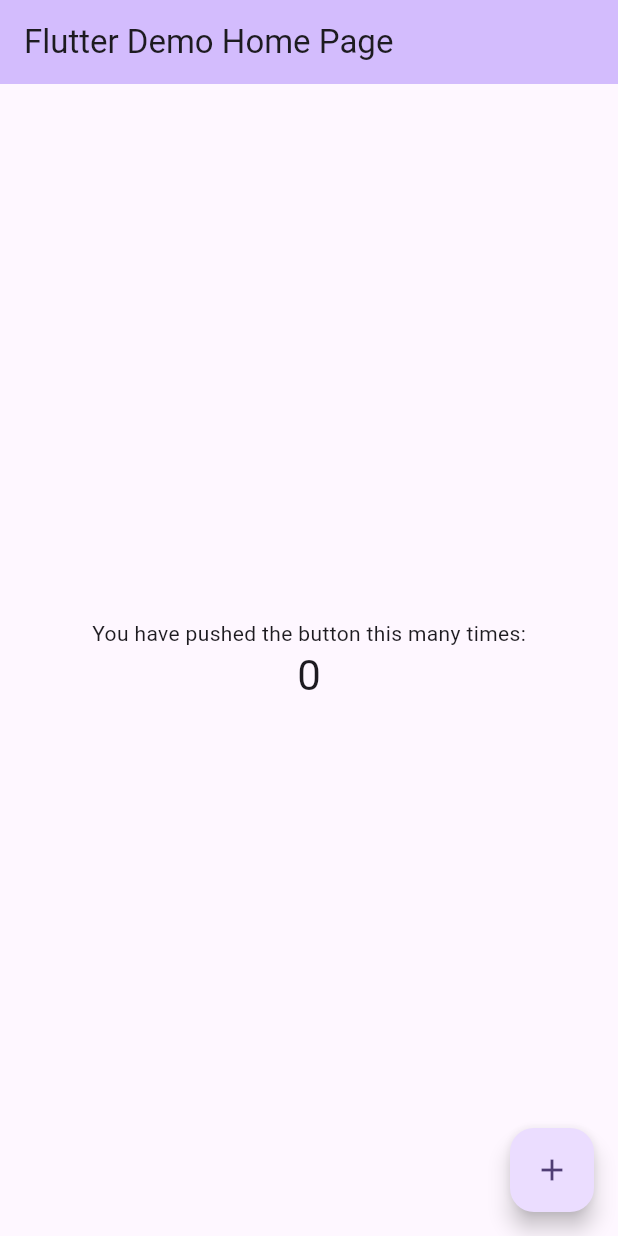
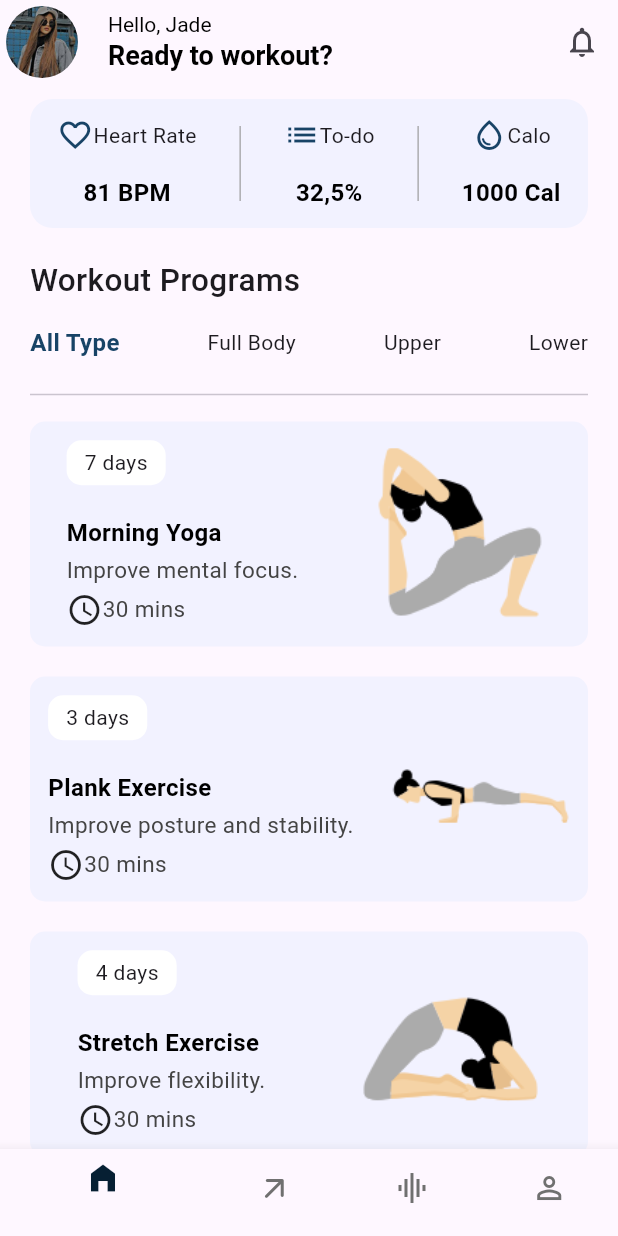
Before and after one commit to fahricandurucan/design2_fl_hero_games, a Flutter app: the screen it shows after launch, on a phone screen of 412 x 824 dp. Run offline on Flutter 3.47's test engine with Material 2 defaults, Android fonts, the phone set to English and light mode, and no system bars.

Commit message:
design is started

```diff
--- a/lib/main.dart
+++ b/lib/main.dart
@@ -1,3 +1,4 @@
+import 'package:design2_fl_hero_games/pages/home_page.dart';
 import 'package:flutter/material.dart';
 
 void main() {
@@ -11,115 +12,13 @@ class MyApp extends StatelessWidget {
   @override
   Widget build(BuildContext context) {
     return MaterialApp(
+      debugShowCheckedModeBanner: false,
       title: 'Flutter Demo',
       theme: ThemeData(
-        // This is the theme of your application.
-        //
-        // TRY THIS: Try running your application with "flutter run". You'll see
-        // the application has a blue toolbar. Then, without quitting the app,
-        // try changing the seedColor in the colorScheme below to Colors.green
-        // and then invoke "hot reload" (save your changes or press the "hot
-        // reload" button in a Flutter-supported IDE, or press "r" if you used
-        // the command line to start the app).
-        //
-        // Notice that the counter didn't reset back to zero; the application
-        // state is not lost during the reload. To reset the state, use hot
-        // restart instead.
-        //
-        // This works for code too, not just values: Most code changes can be
-        // tested with just a hot reload.
         colorScheme: ColorScheme.fromSeed(seedColor: Colors.deepPurple),
         useMaterial3: true,
       ),
-      home: const MyHomePage(title: 'Flutter Demo Home Page'),
+      home: const HomePage(),
     );
   }
 }
-
-class MyHomePage extends StatefulWidget {
-  const MyHomePage({super.key, required this.title});
-
-  // This widget is the home page of your application. It is stateful, meaning
-  // that it has a State object (defined below) that contains fields that affect
-  // how it looks.
-
-  // This class is the configuration for the state. It holds the values (in this
-  // case the title) provided by the parent (in this case the App widget) and
-  // used by the build method of the State. Fields in a Widget subclass are
-  // always marked "final".
-
-  final String title;
-
-  @override
-  State<MyHomePage> createState() => _MyHomePageState();
-}
-
-class _MyHomePageState extends State<MyHomePage> {
-  int _counter = 0;
-
-  void _incrementCounter() {
-    setState(() {
-      // This call to setState tells the Flutter framework that something has
-      // changed in this State, which causes it to rerun the build method below
-      // so that the display can reflect the updated values. If we changed
-      // _counter without calling setState(), then the build method would not be
-      // called again, and so nothing would appear to happen.
-      _counter++;
-    });
-  }
-
-  @override
-  Widget build(BuildContext context) {
-    // This method is rerun every time setState is called, for instance as done
-    // by the _incrementCounter method above.
-    //
-    // The Flutter framework has been optimized to make rerunning build methods
-    // fast, so that you can just rebuild anything that needs updating rather
-    // than having to individually change instances of widgets.
-    return Scaffold(
-      appBar: AppBar(
-        // TRY THIS: Try changing the color here to a specific color (to
-        // Colors.amber, perhaps?) and trigger a hot reload to see the AppBar
-        // change color while the other colors stay the same.
-        backgroundColor: Theme.of(context).colorScheme.inversePrimary,
-        // Here we take the value from the MyHomePage object that was created by
-        // the App.build method, and use it to set our appbar title.
-        title: Text(widget.title),
-      ),
-      body: Center(
-        // Center is a layout widget. It takes a single child and positions it
-        // in the middle of the parent.
-        child: Column(
-          // Column is also a layout widget. It takes a list of children and
-          // arranges them vertically. By default, it sizes itself to fit its
-          // children horizontally, and tries to be as tall as its parent.
-          //
-          // Column has various properties to control how it sizes itself and
-          // how it positions its children. Here we use mainAxisAlignment to
-          // center the children vertically; the main axis here is the vertical
-          // axis because Columns are vertical (the cross axis would be
-          // horizontal).
-          //
-          // TRY THIS: Invoke "debug painting" (choose the "Toggle Debug Paint"
-          // action in the IDE, or press "p" in the console), to see the
-          // wireframe for each widget.
-          mainAxisAlignment: MainAxisAlignment.center,
-          children: <Widget>[
-            const Text(
-              'You have pushed the button this many times:',
-            ),
-            Text(
-              '$_counter',
-              style: Theme.of(context).textTheme.headlineMedium,
-            ),
-          ],
-        ),
-      ),
-      floatingActionButton: FloatingActionButton(
-        onPressed: _incrementCounter,
-        tooltip: 'Increment',
-        child: const Icon(Icons.add),
-      ), // This trailing comma makes auto-formatting nicer for build methods.
-    );
-  }
-}
--- /dev/null
+++ b/lib/models/all_type_model.dart
@@ -0,0 +1,14 @@
+class AllTypeModel {
+  final String title;
+  final String day;
+  final String description;
+  final String time;
+  final String image;
+
+  AllTypeModel(
+      {required this.title,
+      required this.day,
+      required this.description,
+      required this.time,
+      required this.image});
+}
--- /dev/null
+++ b/lib/pages/home_page.dart
@@ -0,0 +1,94 @@
+import 'package:design2_fl_hero_games/utils/const.dart';
+import 'package:design2_fl_hero_games/utils/theme.dart';
+import 'package:design2_fl_hero_games/widgets/all_type_widget.dart';
+import 'package:design2_fl_hero_games/widgets/bottom_nav_bar_widget.dart';
+import 'package:design2_fl_hero_games/widgets/health_value_widget.dart';
+import 'package:flutter/material.dart';
+
+class HomePage extends StatelessWidget {
+  const HomePage({super.key});
+
+  @override
+  Widget build(BuildContext context) {
+    return Scaffold(
+      appBar: AppBar(
+        leading: Padding(
+          padding: const EdgeInsets.all(4),
+          child: ClipRRect(
+            borderRadius: const BorderRadius.all(Radius.circular(30)),
+            child: Container(
+              height: 20,
+              width: 20,
+              decoration: const BoxDecoration(borderRadius: BorderRadius.all(Radius.circular(30))),
+              child: Image.asset(
+                "assets/profile.jpg",
+                fit: BoxFit.cover,
+              ),
+            ),
+          ),
+        ),
+        title: Column(
+          crossAxisAlignment: CrossAxisAlignment.start,
+          children: [
+            Text(
+              "Hello, Jade",
+              style: Styles.subtitle,
+            ),
+            Text("Ready to workout?", style: Styles.title),
+          ],
+        ),
+        actions: [IconButton(onPressed: () {}, icon: const Icon(Icons.notifications_outlined))],
+      ),
+      body: Column(
+        children: [
+          const HealthValueWidget(),
+          const SizedBox(
+            height: 10,
+          ),
+          Padding(
+            padding: const EdgeInsets.symmetric(horizontal: 20),
+            child: Row(
+              mainAxisAlignment: MainAxisAlignment.start,
+              children: [
+                Text(
+                  "Workout Programs",
+                  style: Styles.bigTitle,
+                ),
+              ],
+            ),
+          ),
+          Padding(
+            padding: const EdgeInsets.symmetric(horizontal: 20, vertical: 15),
+            child: Row(
+              mainAxisAlignment: MainAxisAlignment.spaceBetween,
+              children: [
+                Text(
+                  "All Type",
+                  style: Styles.biggerSubtitle2,
+                ),
+                const Text("Full Body"),
+                const Text("Upper"),
+                const Text("Lower"),
+              ],
+            ),
+          ),
+          const Padding(
+            padding: EdgeInsets.symmetric(horizontal: 20),
+            child: Divider(),
+          ),
+          Expanded(
+            child: ListView.builder(
+                itemCount: Const.allTypeList.length,
+                itemBuilder: (context, index) {
+                  final workout = Const.allTypeList[index];
+                  return AllTypeWidget(
+                    workout: workout,
+                  );
+                }),
+          )
+        ],
+      ),
+      bottomNavigationBar: const BottomNavBarWidget(),
+    );
+  }
+}
--- /dev/null
+++ b/lib/utils/const.dart
@@ -0,0 +1,24 @@
+import 'package:design2_fl_hero_games/models/all_type_model.dart';
+
+class Const {
+  static List<AllTypeModel> allTypeList = <AllTypeModel>[
+    AllTypeModel(
+        title: "Morning Yoga",
+        day: "7 days",
+        description: "Improve mental focus.",
+        time: "30 mins",
+        image: "yoga.png"),
+    AllTypeModel(
+        title: "Plank Exercise",
+        day: "3 days",
+        description: "Improve posture and stability.",
+        time: "30 mins",
+        image: "plank.png"),
+    AllTypeModel(
+        title: "Stretch Exercise",
+        day: "4 days",
+        description: "Improve flexibility.",
+        time: "30 mins",
+        image: "stretching.png"),
+  ];
+}
--- /dev/null
+++ b/lib/utils/theme.dart
@@ -0,0 +1,78 @@
+import 'package:flutter/material.dart';
+
+class CColors {
+  static const mainColor = Color(0xff0078D4);
+  static const white = Colors.white;
+  static const textColor = Color(0xffCECECE);
+  static const backgroundcolor = Color(0xff161616);
+  static const iconColor = Color.fromARGB(255, 112, 112, 112);
+  static const foregroundBlack = Color(0xff202020);
+  static const subtitleColor = Color(0xff979797);
+  static const sideColor = Color(0x4cb7b7b3);
+  static const black = Colors.black;
+  static const green = Colors.green;
+  static const orange = Colors.orange;
+  static const red = Colors.red;
+  static const tagColor = Color(0xffD9D9D9);
+  static const logoRed = Color(0xffe75236);
+  static const logoOrange = Color(0xffe68c35);
+  static const logoYellow1 = Color(0xffdbae34);
+  static const logoYellow2 = Color(0xffbece34);
+  static const darkBlue = Color(0xFF061F33);
+  static const backgroundColor = Color.fromARGB(255, 242, 242, 255);
+  static const dividerColor = Color.fromARGB(255, 172, 172, 175);
+  static const healthIconColor = Color.fromARGB(255, 24, 67, 102);
+  static const Map<int, Color> primarySwatchColors = {
+    50: Color.fromRGBO(0, 120, 212, .1),
+    100: Color.fromRGBO(0, 120, 212, .2),
+    200: Color.fromRGBO(0, 120, 212, .3),
+    300: Color.fromRGBO(0, 120, 212, .4),
+    400: Color.fromRGBO(0, 120, 212, .5),
+    500: Color.fromRGBO(0, 120, 212, .6),
+    600: Color.fromRGBO(0, 120, 212, .7),
+    700: Color.fromRGBO(0, 120, 212, .8),
+    800: Color.fromRGBO(0, 120, 212, .9),
+    900: Color.fromRGBO(0, 120, 212, 1),
+  };
+
+  static const primarySwatch = MaterialColor(0xff0078D4, primarySwatchColors);
+}
+
+class Styles {
+  static TextStyle get evenBiggerTitle => const TextStyle(
+        fontSize: 36,
+        fontWeight: FontWeight.w500,
+      );
+
+  static TextStyle get biggerTitle => const TextStyle(
+        fontSize: 24,
+        fontWeight: FontWeight.w500,
+      );
+  static TextStyle get biggerSubtitle => const TextStyle(
+        fontSize: 16,
+        fontWeight: FontWeight.bold,
+        color: CColors.black,
+      );
+  static TextStyle get biggerSubtitle2 => const TextStyle(
+        fontSize: 16,
+        fontWeight: FontWeight.bold,
+        color: CColors.healthIconColor,
+      );
+
+  static TextStyle get bigTitle => const TextStyle(
+        fontSize: 21,
+        fontWeight: FontWeight.w500,
+      );
+  static TextStyle get title =>
+      const TextStyle(fontSize: 18, fontWeight: FontWeight.bold, color: CColors.black);
+  static TextStyle get subtitle => const TextStyle(
+        fontSize: 14,
+        color: CColors.black,
+      );
+
+  static TextStyle get description => const TextStyle(
+        fontSize: 15,
+        height: 1.23,
+        color: Color.fromARGB(255, 68, 68, 68),
+      );
+}
--- /dev/null
+++ b/lib/widgets/all_type_widget.dart
@@ -0,0 +1,78 @@
+import 'package:design2_fl_hero_games/models/all_type_model.dart';
+import 'package:design2_fl_hero_games/utils/theme.dart';
+import 'package:flutter/material.dart';
+
+class AllTypeWidget extends StatelessWidget {
+  final AllTypeModel workout;
+  const AllTypeWidget({super.key, required this.workout});
+
+  @override
+  Widget build(BuildContext context) {
+    return Padding(
+      padding: const EdgeInsets.symmetric(vertical: 10, horizontal: 20),
+      child: Container(
+        width: double.infinity,
+        height: 150,
+        decoration: const BoxDecoration(
+          borderRadius: BorderRadius.all(
+            Radius.circular(10),
+          ),
+          color: CColors.backgroundColor,
+        ),
+        child: Row(
+          mainAxisAlignment: MainAxisAlignment.spaceAround,
+          children: [
+            Column(
+              mainAxisAlignment: MainAxisAlignment.center,
+              crossAxisAlignment: CrossAxisAlignment.start,
+              children: [
+                Container(
+                  decoration: const BoxDecoration(
+                    borderRadius: BorderRadius.all(Radius.circular(10)),
+                    color: CColors.white,
+                  ),
+                  child: Padding(
+                    padding: const EdgeInsets.symmetric(horizontal: 12, vertical: 5),
+                    child: Text(workout.day),
+                  ),
+                ),
+                const SizedBox(
+                  height: 20,
+                ),
+                Text(
+                  workout.title,
+                  style: Styles.biggerSubtitle,
+                ),
+                const SizedBox(
+                  height: 5,
+                ),
+                Text(
+                  workout.description,
+                  style: Styles.description,
+                ),
+                const SizedBox(
+                  height: 5,
+                ),
+                Row(
+                  children: [
+                    const Icon(
+                      Icons.access_time,
+                    ),
+                    Text(
+                      workout.time,
+                      style: Styles.description,
+                    ),
+                  ],
+                ),
+              ],
+            ),
+            Image.asset(
+              "assets/${workout.image}",
+              height: 120,
+            ),
+          ],
+        ),
+      ),
+    );
+  }
+}
--- /dev/null
+++ b/lib/widgets/bottom_nav_bar_widget.dart
@@ -0,0 +1,36 @@
+import 'package:design2_fl_hero_games/utils/theme.dart';
+import 'package:flutter/material.dart';
+
+class BottomNavBarWidget extends StatelessWidget {
+  const BottomNavBarWidget({super.key});
+
+  @override
+  Widget build(BuildContext context) {
+    return BottomNavigationBar(items: const [
+      BottomNavigationBarItem(
+          label: "a",
+          icon: Icon(
+            Icons.home_filled,
+            color: CColors.darkBlue,
+          )),
+      BottomNavigationBarItem(
+          label: "b",
+          icon: Icon(
+            Icons.arrow_outward_rounded,
+            color: CColors.iconColor,
+          )),
+      BottomNavigationBarItem(
+          label: "c",
+          icon: Icon(
+            Icons.graphic_eq,
+            color: CColors.iconColor,
+          )),
+      BottomNavigationBarItem(
+          label: "d",
+          icon: Icon(
+            Icons.person_outline_sharp,
+            color: CColors.iconColor,
+          )),
+    ]);
+  }
+}
--- /dev/null
+++ b/lib/widgets/health_value_widget.dart
@@ -0,0 +1,85 @@
+import 'package:design2_fl_hero_games/utils/theme.dart';
+import 'package:design2_fl_hero_games/widgets/my_divider_widget.dart';
+import 'package:flutter/material.dart';
+
+class HealthValueWidget extends StatelessWidget {
+  const HealthValueWidget({super.key});
+
+  @override
+  Widget build(BuildContext context) {
+    return Padding(
+      padding: const EdgeInsets.symmetric(vertical: 10, horizontal: 20),
+      child: Container(
+        width: double.infinity,
+        decoration: const BoxDecoration(
+          color: CColors.backgroundColor,
+          borderRadius: BorderRadius.all(Radius.circular(15)),
+        ),
+        child: Row(
+          mainAxisAlignment: MainAxisAlignment.spaceAround,
+          children: [
+            Padding(
+              padding: const EdgeInsets.symmetric(horizontal: 8, vertical: 12),
+              child: Column(
+                children: [
+                  const Row(
+                    children: [
+                      Icon(Icons.favorite_border, color: CColors.healthIconColor),
+                      Text("Heart Rate")
+                    ],
+                  ),
+                  const SizedBox(
+                    height: 15,
+                  ),
+                  Text(
+                    "81 BPM",
+                    style: Styles.biggerSubtitle,
+                  ),
+                ],
+              ),
+            ),
+            const MyDividerWidget(),
+            Padding(
+              padding: const EdgeInsets.symmetric(horizontal: 8, vertical: 12),
+              child: Column(
+                children: [
+                  const Row(
+                    children: [Icon(Icons.list, color: CColors.healthIconColor), Text("To-do")],
+                  ),
+                  const SizedBox(
+                    height: 15,
+                  ),
+                  Text(
+                    "32,5%",
+                    style: Styles.biggerSubtitle,
+                  ),
+                ],
+              ),
+            ),
+            const MyDividerWidget(),
+            Padding(
+              padding: const EdgeInsets.symmetric(horizontal: 8, vertical: 12),
+              child: Column(
+                children: [
+                  const Row(
+                    children: [
+                      Icon(Icons.water_drop_outlined, color: CColors.healthIconColor),
+                      Text("Calo")
+                    ],
+                  ),
+                  const SizedBox(
+                    height: 15,
+                  ),
+                  Text(
+                    "1000 Cal",
+                    style: Styles.biggerSubtitle,
+                  ),
+                ],
+              ),
+            ),
+          ],
+        ),
+      ),
+    );
+  }
+}
--- /dev/null
+++ b/lib/widgets/my_divider_widget.dart
@@ -0,0 +1,15 @@
+import 'package:design2_fl_hero_games/utils/theme.dart';
+import 'package:flutter/material.dart';
+
+class MyDividerWidget extends StatelessWidget {
+  const MyDividerWidget({super.key});
+
+  @override
+  Widget build(BuildContext context) {
+    return Container(
+      height: 50,
+      width: 1,
+      color: CColors.dividerColor,
+    );
+  }
+}
```
Also changed, not shown: pubspec.yaml (+5 -2 lines), assets/plank.png (added), assets/profile.jpg (added), assets/stretching.png (added), assets/yoga.png (added), 18 other files.
